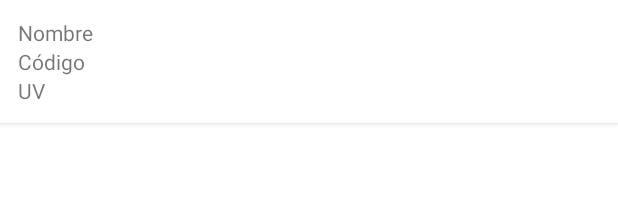
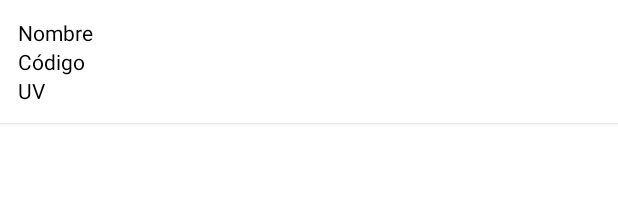
Before and after one commit to gv22023/PoryectoExpediente, an Android app: the layout item_materia.xml on its own in the app's theme, with its tools: preview values and no code run, on a phone screen of 412 x 824 dp. Shown: the top 215 px of the screen. Run offline under Robolectric (Android 15) with nearby library versions, the phone set to English and light mode, and no system bars.

Commit message:
Cambio de colores para que las materias creadas se puedan ver

```diff
--- a/app/src/main/res/layout/item_materia.xml
+++ b/app/src/main/res/layout/item_materia.xml
@@ -4,7 +4,7 @@
     android:layout_height="wrap_content"
     android:orientation="vertical"
     android:padding="12dp"
-    android:background="@android:color/white"
+    android:background="#FFFFFF"
     android:layout_marginBottom="8dp"
     android:elevation="2dp">
 
@@ -12,17 +12,21 @@
         android:id="@+id/tvNombreMateria"
         android:layout_width="wrap_content"
         android:layout_height="wrap_content"
-        android:text="Nombre" />
+        android:text="Nombre"
+        android:textColor="#000000"/>/>
 
     <TextView
         android:id="@+id/tvCodigoMateria"
         android:layout_width="wrap_content"
         android:layout_height="wrap_content"
-        android:text="Código" />
+        android:text="Código"
+        android:textColor="#000000"/>/>
 
     <TextView
         android:id="@+id/tvUnidadesValorativas"
         android:layout_width="wrap_content"
         android:layout_height="wrap_content"
-        android:text="UV" />
+        android:text="UV"
+        android:textColor="#000000"/>
+
 </LinearLayout>
```
